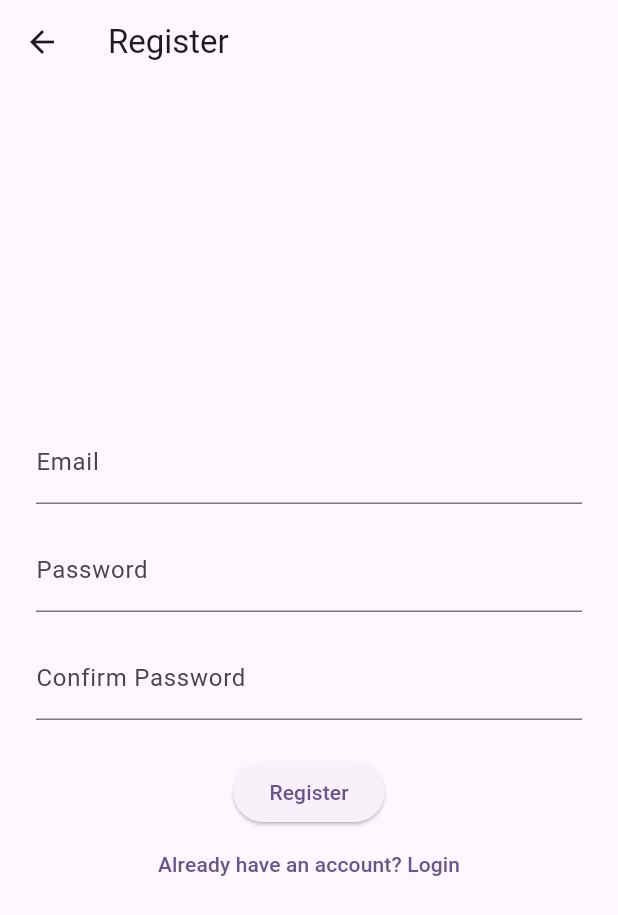
After one commit to AriaD04/mobile-news-app, a Flutter app: the RegisterPage screen opened by its route, on a phone screen of 412 x 824 dp. The commit adds this screen. Shown: the top 915 px of the screen. Run offline on Flutter 3.47's test engine with Material 3 defaults, Android fonts, the phone set to English and light mode, and no system bars; our stand-ins replace cloud_firestore, firebase_auth, firebase_core; accounts and stored records are empty; network calls fail.

Commit message:
create program for user registration and add news to bookmarks

```diff
--- a/lib/main.dart
+++ b/lib/main.dart
@@ -1,5 +1,6 @@
-import 'views/login.dart'; // Import your login.dart file
-import 'views/newsList.dart'; // Import your news_list.dart file
+import 'views/login.dart'; // Importlogin.dart file
+import 'views/registerPage.dart'; // Import register.dart file'
+import 'views/newsList.dart'; // Import news_list.dart file
 import 'package:flutter/material.dart';
 import 'package:firebase_core/firebase_core.dart';
 import 'firebase_options.dart';
@@ -18,14 +19,16 @@ class MyApp extends StatelessWidget {
   @override
   Widget build(BuildContext context) {
     return MaterialApp(
-      title: 'Flutter Demo',
+      title: 'News App',
       theme: ThemeData(
         colorScheme: ColorScheme.fromSeed(seedColor: Colors.deepPurple),
         useMaterial3: true,
       ),
       home: const LoginPage(),
       routes: {
-        '/home': (context) => NewsListPage(), // pastikan import file-nya
+        '/login': (context) => const LoginPage(),
+        '/home': (context) => NewsListPage(),
+        '/register': (context) => RegisterPage(),
       },
     );
   }
--- a/lib/views/login.dart
+++ b/lib/views/login.dart
@@ -55,6 +55,10 @@ class _LoginPageState extends State<LoginPage> {
               onPressed: _login,
               child: Text('Login'),
             ),
+            TextButton(
+              onPressed: () => Navigator.pushNamed(context, '/register'),
+              child: Text('Don\'t have an account? Register'),
+            )
           ],
         ),
       ),
--- /dev/null
+++ b/lib/views/registerPage.dart
@@ -0,0 +1,117 @@
+import 'package:flutter/material.dart';
+import 'package:firebase_auth/firebase_auth.dart';
+import 'package:cloud_firestore/cloud_firestore.dart';
+
+class RegisterPage extends StatefulWidget {
+  const RegisterPage({super.key});
+
+  @override
+  State<RegisterPage> createState() => _RegisterPageState();
+}
+
+class _RegisterPageState extends State<RegisterPage> {
+  final _emailController = TextEditingController();
+  final _passwordController = TextEditingController();
+  final _confirmPasswordController = TextEditingController();
+  bool _isLoading = false;
+
+  Future<void> _register() async {
+    if (_passwordController.text != _confirmPasswordController.text) {
+      ScaffoldMessenger.of(context).showSnackBar(
+        const SnackBar(content: Text('Passwords do not match!')),
+      );
+      return;
+    }
+
+    setState(() {
+      _isLoading = true;
+    });
+
+    try {
+      final email = _emailController.text.trim();
+      final password = _passwordController.text;
+
+      UserCredential userCredential =
+          await FirebaseAuth.instance.createUserWithEmailAndPassword(
+        email: email,
+        password: password,
+      );
+
+      User? newUser = userCredential.user;
+
+      if (newUser != null) {
+        // Create a bookmarks document for the new user
+        await FirebaseFirestore.instance
+            .collection('bookmarks')
+            .doc(newUser.uid)
+            .set({
+          'bookmarkedArticles': [], // Initialize with an empty array
+        });
+
+        // Navigate to home page after successful registration
+        if (mounted) {
+          Navigator.pushReplacementNamed(context, '/home');
+        }
+      }
+    } on FirebaseAuthException catch (e) {
+      if (mounted) {
+        ScaffoldMessenger.of(context).showSnackBar(
+          SnackBar(content: Text('Registration failed: ${e.message}')),
+        );
+      }
+    } catch (e) {
+      if (mounted) {
+        ScaffoldMessenger.of(context).showSnackBar(
+          SnackBar(content: Text('An unexpected error occurred: ${e.toString()}')),
+        );
+      }
+    } finally {
+      if (mounted) {
+        setState(() {
+          _isLoading = false;
+        });
+      }
+    }
+  }
+
+  @override
+  Widget build(BuildContext context) {
+    return Scaffold(
+      appBar: AppBar(title: const Text('Register')),
+      body: Padding(
+        padding: const EdgeInsets.all(24.0),
+        child: Column(
+          mainAxisAlignment: MainAxisAlignment.center,
+          children: [
+            TextField(
+              controller: _emailController,
+              decoration: const InputDecoration(labelText: 'Email'),
+              keyboardType: TextInputType.emailAddress,
+            ),
+            const SizedBox(height: 16),
+            TextField(
+              controller: _passwordController,
+              decoration: const InputDecoration(labelText: 'Password'),
+              obscureText: true,
+            ),
+            const SizedBox(height: 16),
+            TextField(
+              controller: _confirmPasswordController,
+              decoration: const InputDecoration(labelText: 'Confirm Password'),
+              obscureText: true,
+            ),
+            const SizedBox(height: 24),
+            ElevatedButton(
+              onPressed: _isLoading ? null : _register,
+              child: _isLoading ? const CircularProgressIndicator(color: Colors.white) : const Text('Register'),
+            ),
+            TextButton(
+              onPressed: () => Navigator.pop(context), // Go back to login
+              child: const Text('Already have an account? Login'),
+            )
+          ],
+        ),
+      ),
+    );
+  }
+}
```
Also changed, not shown: lib/models/news_article.dart (+19 -0 lines), lib/services/bookmark_service.dart (added, +37 -0 lines), lib/views/newsDetail.dart (+16 -5 lines).
